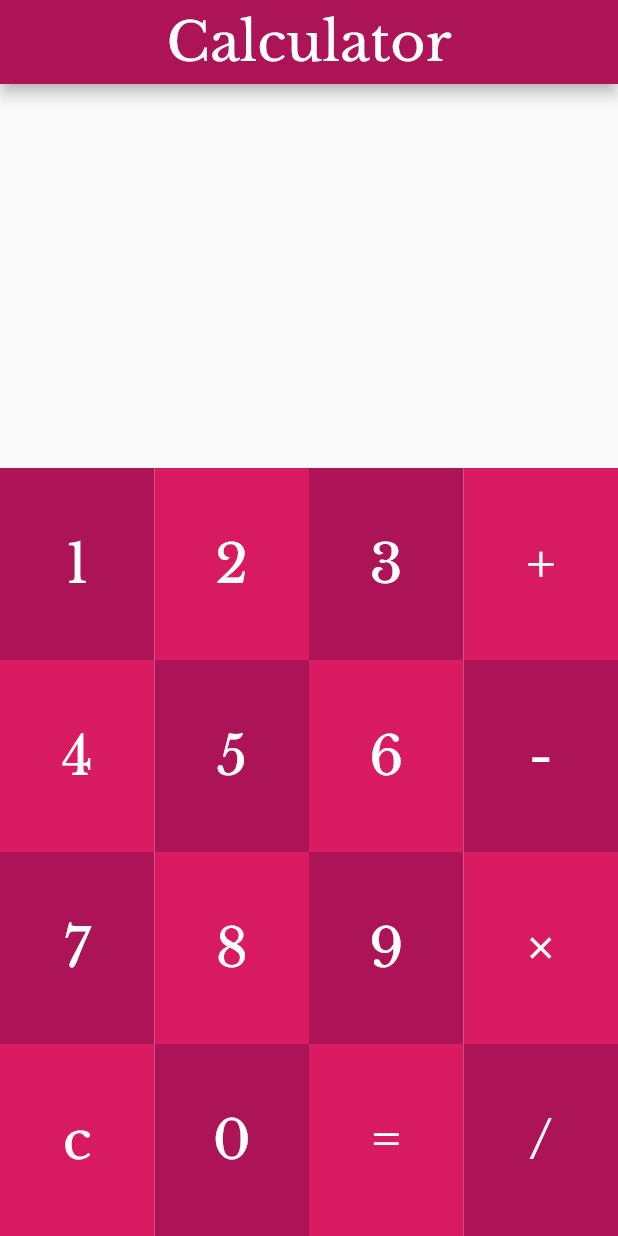
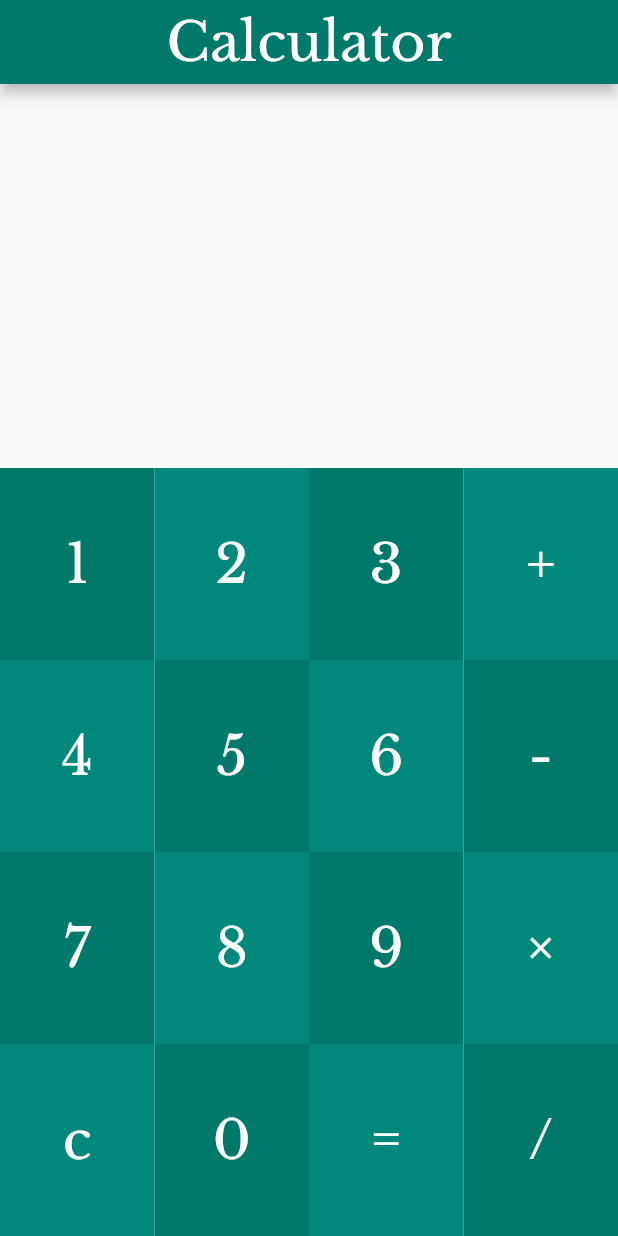
Before and after one commit to MdIquebal/Calculator, a Flutter app: the screen it shows after launch, on a phone screen of 412 x 824 dp. Run offline on Flutter 3.47's test engine with Material 2 defaults, Android fonts, the phone set to English and light mode, and no system bars.

Commit message:
Button Color Change

```diff
--- a/lib/main.dart
+++ b/lib/main.dart
@@ -31,7 +31,7 @@ class _CalculatorState extends State<Calculator> {
   Widget build(BuildContext context) {
     return Scaffold(
       appBar: AppBar(
-        backgroundColor: Colors.pink.shade800,
+        backgroundColor: Colors.teal.shade700,
         centerTitle: true,
         title: Text(
           'Calculator',
@@ -98,7 +98,7 @@ class _CalculatorState extends State<Calculator> {
                   },
                   child: Container(
                     alignment: Alignment.center,
-                    color: Colors.pink.shade800,
+                    color: Colors.teal.shade700,
                     child: Text(
                       '1',
                       style: TextStyle(fontSize: 36.0, color: Colors.white),
@@ -140,7 +140,7 @@ class _CalculatorState extends State<Calculator> {
                   },
                   child: Container(
                     alignment: Alignment.center,
-                    color: Colors.pink.shade600,
+                    color: Colors.teal.shade600,
                     child: Text(
                       '2',
                       style: TextStyle(fontSize: 36.0, color: Colors.white),
@@ -182,7 +182,7 @@ class _CalculatorState extends State<Calculator> {
                   },
                   child: Container(
                     alignment: Alignment.center,
-                    color: Colors.pink.shade800,
+                    color: Colors.teal.shade700,
                     child: Text(
                       '3',
                       style: TextStyle(fontSize: 36.0, color: Colors.white),
@@ -227,7 +227,7 @@ class _CalculatorState extends State<Calculator> {
                   },
                   child: Container(
                     alignment: Alignment.center,
-                    color: Colors.pink.shade600,
+                    color: Colors.teal.shade600,
                     child: Text(
                       '+',
                       style: TextStyle(fontSize: 36.0, color: Colors.white),
@@ -276,7 +276,7 @@ class _CalculatorState extends State<Calculator> {
                   },
                   child: Container(
                     alignment: Alignment.center,
-                    color: Colors.pink.shade600,
+                    color: Colors.teal.shade600,
                     child: Text(
                       '4',
                       style: TextStyle(fontSize: 36.0, color: Colors.white),
@@ -318,7 +318,7 @@ class _CalculatorState extends State<Calculator> {
                   },
                   child: Container(
                     alignment: Alignment.center,
-                    color: Colors.pink.shade800,
+                    color: Colors.teal.shade700,
                     child: Text(
                       '5',
                       style: TextStyle(fontSize: 36.0, color: Colors.white),
@@ -360,7 +360,7 @@ class _CalculatorState extends State<Calculator> {
                   },
                   child: Container(
                     alignment: Alignment.center,
-                    color: Colors.pink.shade600,
+                    color: Colors.teal.shade600,
                     child: Text(
                       '6',
                       style: TextStyle(fontSize: 36.0, color: Colors.white),
@@ -405,7 +405,7 @@ class _CalculatorState extends State<Calculator> {
                   },
                   child: Container(
                     alignment: Alignment.center,
-                    color: Colors.pink.shade800,
+                    color: Colors.teal.shade700,
                     child: Text(
                       '-',
                       style: TextStyle(fontSize: 36.0, color: Colors.white),
@@ -454,7 +454,7 @@ class _CalculatorState extends State<Calculator> {
                   },
                   child: Container(
                     alignment: Alignment.center,
-                    color: Colors.pink.shade800,
+                    color: Colors.teal.shade700,
                     child: Text(
                       '7',
                       style: TextStyle(fontSize: 36.0, color: Colors.white),
@@ -496,7 +496,7 @@ class _CalculatorState extends State<Calculator> {
                   },
                   child: Container(
                     alignment: Alignment.center,
-                    color: Colors.pink.shade600,
+                    color: Colors.teal.shade600,
                     child: Text(
                       '8',
                       style: TextStyle(fontSize: 36.0, color: Colors.white),
@@ -540,7 +540,7 @@ class _CalculatorState extends State<Calculator> {
                   },
                   child: Container(
                     alignment: Alignment.center,
-                    color: Colors.pink.shade800,
+                    color: Colors.teal.shade700,
                     child: Text(
                       '9',
                       style: TextStyle(fontSize: 36.0, color: Colors.white),
@@ -585,7 +585,7 @@ class _CalculatorState extends State<Calculator> {
                   },
                   child: Container(
                     alignment: Alignment.center,
-                    color: Colors.pink.shade600,
+                    color: Colors.teal.shade600,
                     child: Icon(
                       Icons.clear,
                       size: 24.0,
@@ -618,7 +618,7 @@ class _CalculatorState extends State<Calculator> {
                   },
                   child: Container(
                     alignment: Alignment.center,
-                    color: Colors.pink.shade600,
+                    color: Colors.teal.shade600,
                     child: Text(
                       'c',
                       style: TextStyle(fontSize: 36.0, color: Colors.white),
@@ -660,7 +660,7 @@ class _CalculatorState extends State<Calculator> {
                   },
                   child: Container(
                     alignment: Alignment.center,
-                    color: Colors.pink.shade800,
+                    color: Colors.teal.shade700,
                     child: Text(
                       '0',
                       style: TextStyle(fontSize: 36.0, color: Colors.white),
@@ -716,7 +716,7 @@ class _CalculatorState extends State<Calculator> {
                   },
                   child: Container(
                     alignment: Alignment.center,
-                    color: Colors.pink.shade600,
+                    color: Colors.teal.shade600,
                     child: Text(
                       '=',
                       style: TextStyle(fontSize: 36.0, color: Colors.white),
@@ -761,7 +761,7 @@ class _CalculatorState extends State<Calculator> {
                   },
                   child: Container(
                     alignment: Alignment.center,
-                    color: Colors.pink.shade800,
+                    color: Colors.teal.shade700,
                     child: Text(
                       '/',
                       style: TextStyle(fontSize: 36.0, color: Colors.white),
```
